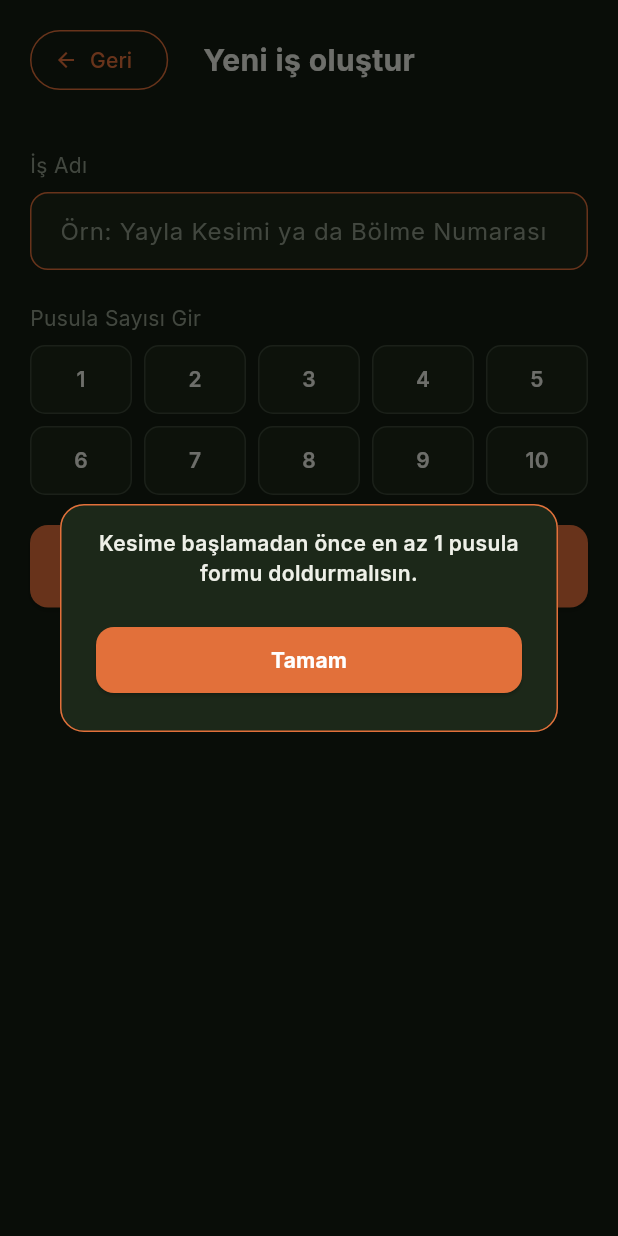
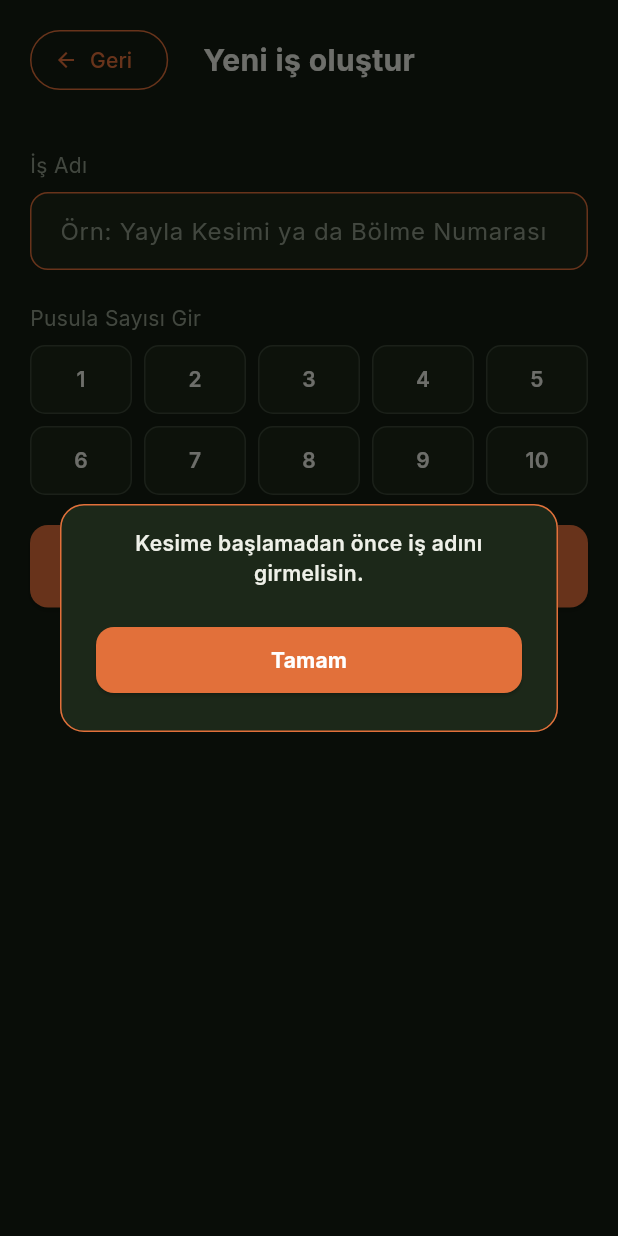
Before and after one commit to hansarci/orjanda-basit, a Flutter app: the YeniIsEkrani screen opened directly, after a tap on "Kesime Başla", on a phone screen of 412 x 824 dp. Run offline on Flutter 3.47's test engine with Material 3 defaults, Android fonts, the phone set to English and light mode, and no system bars; our stand-ins replace cloud_firestore, firebase_auth, firebase_core, google_fonts; accounts and stored records are empty.

Commit message:
Update yeni_is_ekrani.dart

```diff
--- a/lib/ekranlar/yeni_is_ekrani.dart
+++ b/lib/ekranlar/yeni_is_ekrani.dart
@@ -89,6 +89,11 @@ class _YeniIsEkraniState extends State<YeniIsEkrani> {
   }
 
   Future<void> _kesimeBasla() async {
+    if (_isAdiController.text.trim().isEmpty) {
+      _uyariGoster('Kesime başlamadan önce iş adını girmelisin.');
+      return;
+    }
+
     if (_formlar.isEmpty) {
       _uyariGoster('Kesime başlamadan önce en az 1 pusula formu doldurmalısın.');
       return;
```
